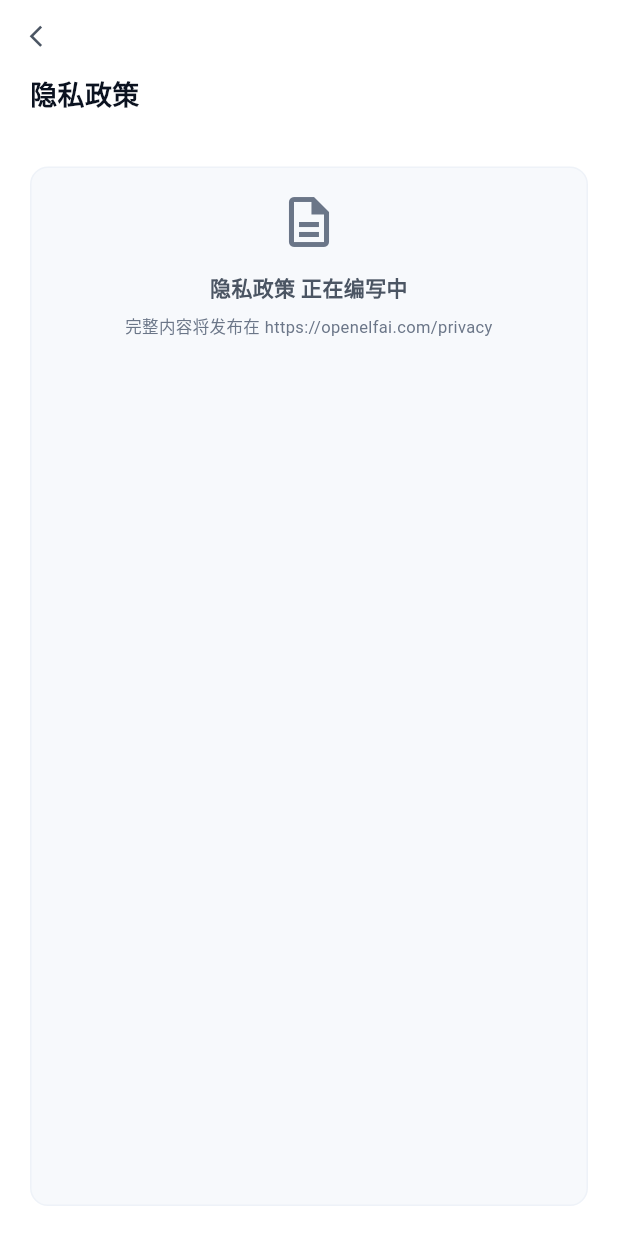
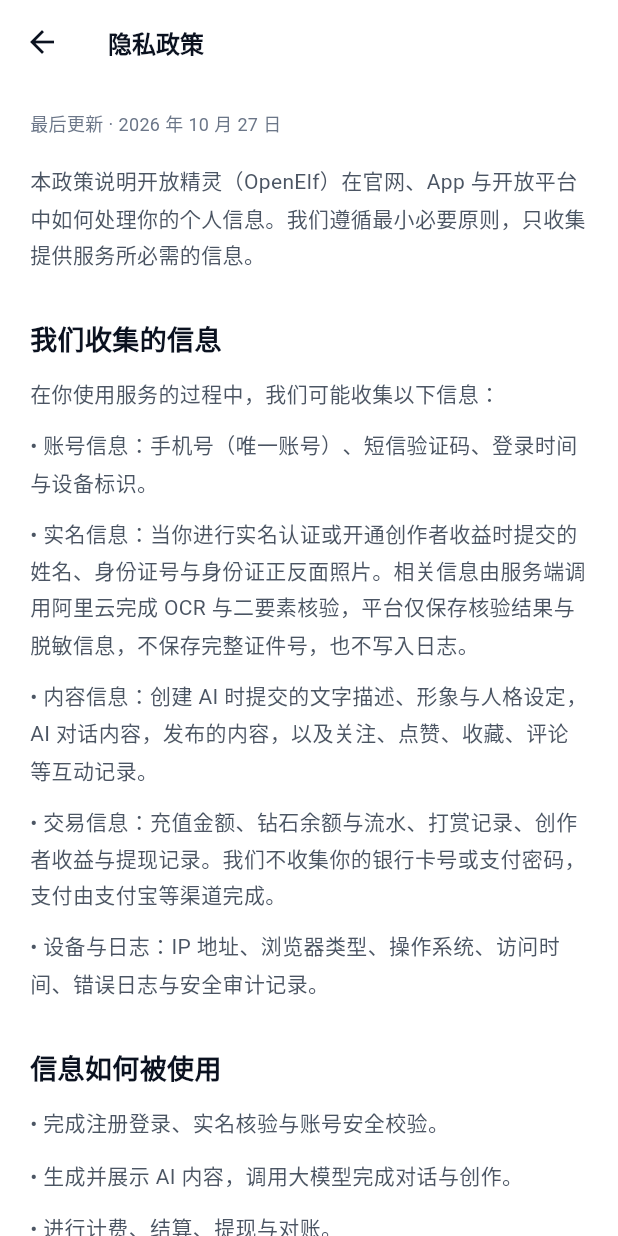
Before and after one commit to ZzunBao-ElfWord/openelfai, a Flutter app: the SettingsPage screen opened directly, after a tap on "隐私政策", on a phone screen of 412 x 824 dp. Run offline on Flutter 3.47's test engine with Material 3 defaults, Android fonts, the phone set to English and light mode, and no system bars; our stand-ins replace app_links, audioplayers, flutter_secure_storage, image_picker, in_app_purchase, share_plus and 2 more; missing offline and left inert: dart:js_interop, in_app_purchase_storekit; accounts and stored records are empty.

Commit message:
feat(privacy): render published website policy in app before login

```diff
--- /dev/null
+++ b/app/lib/compliance/privacy_policy.dart
@@ -0,0 +1,63 @@
+/// Verbatim text snapshot of the operator's published policy (whitespace/layout only).
+/// Source checked on 2026-10-27. Update alongside the website; not a legal approval.
+class PrivacyPolicy {
+  static const sourceUrl = 'https://openelfai.com/privacy/';
+  static const updatedAt = '2026 年 10 月 27 日';
+  static const introduction = '本政策说明开放精灵（OpenElf）在官网、App 与开放平台中如何处理你的个人信息。'
+      '我们遵循最小必要原则，只收集提供服务所必需的信息。';
+
+  static const sections = <PrivacyPolicySection>[
+    PrivacyPolicySection('我们收集的信息', [
+      '在你使用服务的过程中，我们可能收集以下信息：',
+      '• 账号信息：手机号（唯一账号）、短信验证码、登录时间与设备标识。',
+      '• 实名信息：当你进行实名认证或开通创作者收益时提交的姓名、身份证号与身份证正反面照片。相关信息由服务端调用阿里云完成 OCR 与二要素核验，平台仅保存核验结果与脱敏信息，不保存完整证件号，也不写入日志。',
+      '• 内容信息：创建 AI 时提交的文字描述、形象与人格设定，AI 对话内容，发布的内容，以及关注、点赞、收藏、评论等互动记录。',
+      '• 交易信息：充值金额、钻石余额与流水、打赏记录、创作者收益与提现记录。我们不收集你的银行卡号或支付密码，支付由支付宝等渠道完成。',
+      '• 设备与日志：IP 地址、浏览器类型、操作系统、访问时间、错误日志与安全审计记录。',
+    ]),
+    PrivacyPolicySection('信息如何被使用', [
+      '• 完成注册登录、实名核验与账号安全校验。',
+      '• 生成并展示 AI 内容，调用大模型完成对话与创作。',
+      '• 进行计费、结算、提现与对账。',
+      '• 开展内容安全与风控，识别违法和不良信息、防刷量、防欺诈。',
+      '• 改进产品与统计分析；此类分析尽量使用聚合、去标识化数据。',
+    ]),
+    PrivacyPolicySection('第三方服务', [
+      '为实现上述功能，我们可能委托以下类型的服务商处理必要信息：',
+      '• 云服务与短信验证服务商。',
+      '• 实名认证服务商（阿里云）。',
+      '• 支付渠道（支付宝等）。',
+      '• 大模型服务商；部分服务商可能位于境外，用于生成对话与内容。',
+      '我们只提供实现功能所需的最少信息，并要求服务商按协议与法律保护你的信息。我们不会出售你的个人信息。',
+    ]),
+    PrivacyPolicySection('存储与安全', [
+      '• 数据存储于中华人民共和国境内的服务器；如确需跨境传输，我们将依法履行相应程序。',
+      '• 传输使用 HTTPS；敏感字段加密存储；后台访问遵循最小权限并保留审计记录。',
+      '• 完整姓名与证件号不落库、不写日志，页面展示一律脱敏。',
+      '• 我们按业务需要与法律要求保留信息；超出期限后删除或匿名化。',
+    ]),
+    PrivacyPolicySection('你的权利', [
+      '你可以查询、更正、复制、删除个人信息，撤回授权，或注销账号。注销后，账号相关数据将按法律要求删除或匿名化；已完成的交易与依法需留存的记录除外。',
+      '如需行使上述权利，请发送邮件至 support@openelfai.com，我们将在 15 个工作日内答复。',
+    ]),
+    PrivacyPolicySection('未成年人', [
+      '本服务面向成年人。未满 18 周岁的用户应在监护人同意与指导下使用；我们不会主动面向不满 14 周岁的儿童提供服务。如发现相关账号，我们将依法处理。',
+    ]),
+    PrivacyPolicySection('Cookie 与本地存储', [
+      '官网仅使用必要的本地存储（例如外观偏好与浏览状态），不用于广告追踪。你可以在浏览器中随时清除这些数据。',
+    ]),
+    PrivacyPolicySection('政策更新', [
+      '政策更新后，我们会在本页与 App 内公布；重大变更会以显著方式提示。继续使用服务即表示你接受更新后的政策。',
+    ]),
+    PrivacyPolicySection('联系我们', [
+      '个人信息保护相关事宜，请联系 support@openelfai.com。',
+      '本页为官网公示版本，与 App 内「设置 - 隐私政策」展示的文本保持一致；如有差异，以更新日期较新的版本为准。',
+    ]),
+  ];
+}
+
+class PrivacyPolicySection {
+  final String title;
+  final List<String> paragraphs;
+  const PrivacyPolicySection(this.title, this.paragraphs);
+}
--- a/app/lib/pages/login_page.dart
+++ b/app/lib/pages/login_page.dart
@@ -15,6 +15,7 @@ import '../state/app_state.dart';
 import '../theme.dart';
 import '../widgets/common.dart';
 import 'home_shell.dart';
+import 'privacy_policy_page.dart';
 
 /// 登录页：手机号 + 短信验证码（服务端下发）。
 class LoginPage extends StatefulWidget {
@@ -410,6 +411,14 @@ class _LoginPageState extends State<LoginPage> {
                   '首次登录即视为同意《用户协议》与《隐私政策》',
                   style: TextStyle(fontSize: 10.5, color: AppColors.textFaint),
                 ),
+                TextButton(
+                  key: const ValueKey('login-open-privacy'),
+                  onPressed: () => Navigator.of(context).push(
+                    MaterialPageRoute(
+                        builder: (_) => const PrivacyPolicyPage()),
+                  ),
+                  child: const Text('阅读隐私政策'),
+                ),
               ],
             ),
             ),
--- /dev/null
+++ b/app/lib/pages/privacy_policy_page.dart
@@ -0,0 +1,66 @@
+import 'package:flutter/material.dart';
+import '../compliance/privacy_policy.dart';
+import '../theme.dart';
+
+/// Bundled website policy: readable before login and without network access.
+class PrivacyPolicyPage extends StatelessWidget {
+  const PrivacyPolicyPage({super.key});
+
+  @override
+  Widget build(BuildContext context) => Scaffold(
+        backgroundColor: AppColors.bg,
+        appBar: AppBar(
+          title: const Text('隐私政策'),
+          backgroundColor: AppColors.bg,
+          foregroundColor: AppColors.text,
+        ),
+        body: SafeArea(
+          top: false,
+          child: SelectionArea(
+            child: SingleChildScrollView(
+              key: const ValueKey('privacy-policy-scroll'),
+              padding: const EdgeInsets.fromLTRB(20, 16, 20, 32),
+              child: Center(
+                child: ConstrainedBox(
+                  constraints: const BoxConstraints(maxWidth: 760),
+                  child: Column(
+                    crossAxisAlignment: CrossAxisAlignment.start,
+                    children: [
+                      Text('最后更新 · ${PrivacyPolicy.updatedAt}',
+                          style: TextStyle(
+                              color: AppColors.textMuted, fontSize: 12)),
+                      const SizedBox(height: 16),
+                      _paragraph(PrivacyPolicy.introduction),
+                      for (final section in PrivacyPolicy.sections) ...[
+                        const SizedBox(height: 20),
+                        Semantics(
+                          header: true,
+                          child: Text(section.title,
+                              style: TextStyle(
+                                  fontSize: 18,
+                                  fontWeight: FontWeight.w700,
+                                  color: AppColors.text)),
+                        ),
+                        const SizedBox(height: 10),
+                        for (final text in section.paragraphs) _paragraph(text),
+                      ],
+                      const SizedBox(height: 20),
+                      Text('官网原文：${PrivacyPolicy.sourceUrl}',
+                          style: TextStyle(
+                              fontSize: 12, color: AppColors.textMuted)),
+                    ],
+                  ),
+                ),
+              ),
+            ),
+          ),
+        ),
+      );
+
+  Widget _paragraph(String text) => Padding(
+        padding: const EdgeInsets.only(bottom: 10),
+        child: Text(text,
+            style:
+                TextStyle(fontSize: 14, height: 1.7, color: AppColors.textSub)),
+      );
+}
--- a/app/lib/pages/settings_page.dart
+++ b/app/lib/pages/settings_page.dart
@@ -8,6 +8,7 @@ import '../widgets/common.dart';
 import 'identity_verify_page.dart';
 import 'wallet_page.dart';
 import 'account_deletion_page.dart';
+import 'privacy_policy_page.dart';
 
 /// 设置页：账号信息、隐私政策、退出登录、删除账号。
 class SettingsPage extends StatelessWidget {
@@ -360,6 +361,12 @@ class SettingsPage extends StatelessWidget {
   // —— 交互 ——
 
   void _openPolicy(BuildContext ctx, PolicyKind kind) {
+    if (kind == PolicyKind.privacy) {
+      Navigator.of(ctx).push(
+        MaterialPageRoute(builder: (_) => const PrivacyPolicyPage()),
+      );
+      return;
+    }
     final title = switch (kind) {
       PolicyKind.privacy => '隐私政策',
       PolicyKind.terms => '用户协议',
```
Also changed, not shown: 1 other file.
